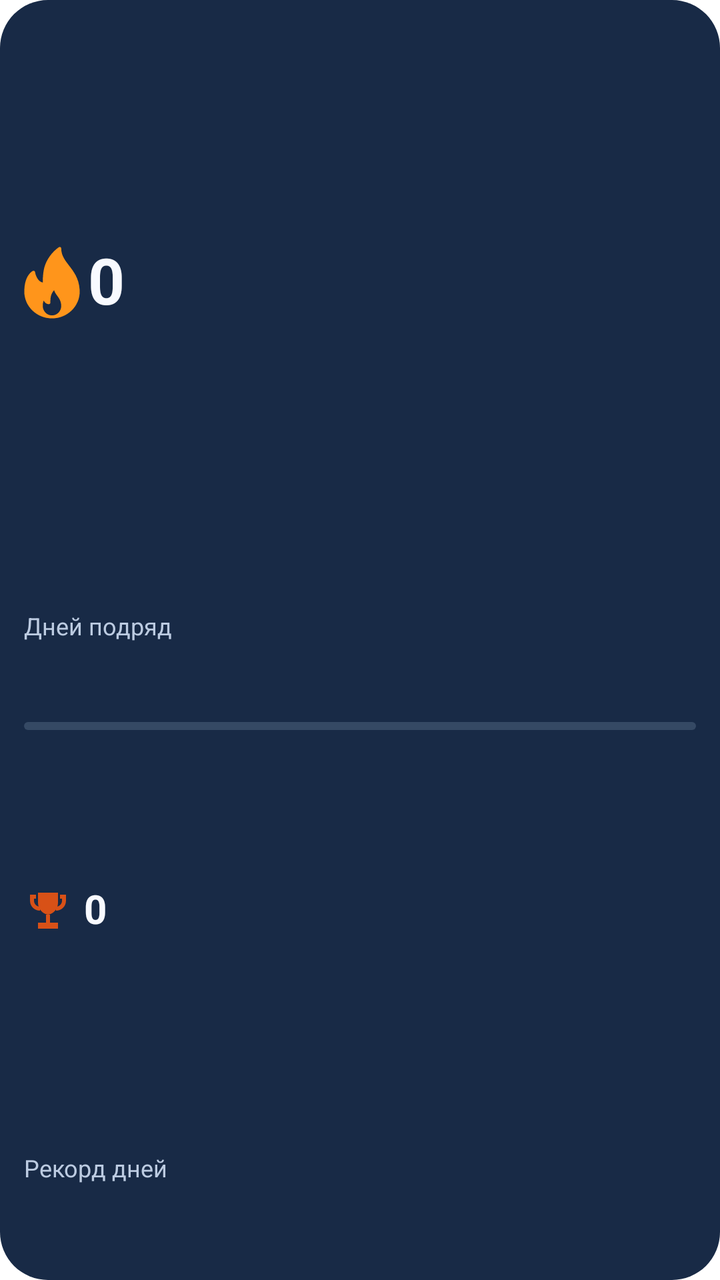
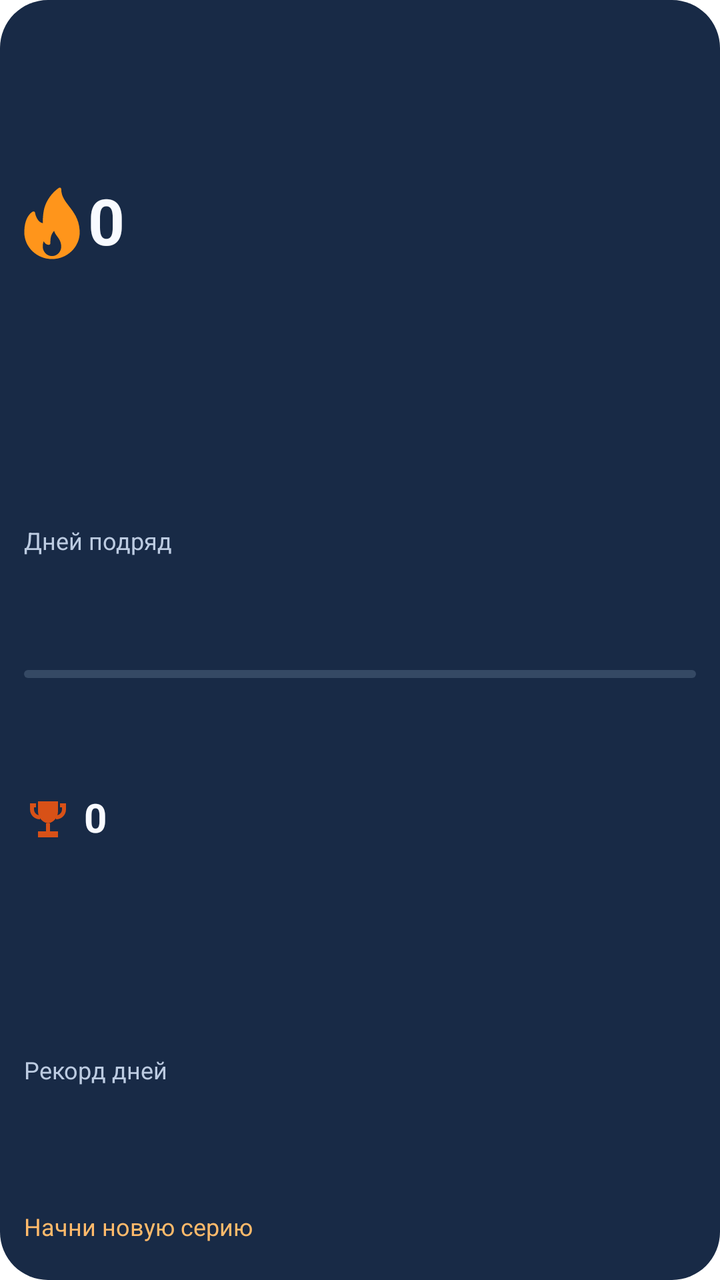

An Android layout rendered at two revisions. The XML below is the earlier revision; the diff shows what the commit changed to produce the second picture.
<!-- AndroidManifest.xml: fallback theme Theme.MaterialComponents.DayNight.NoActionBar -->
<!-- res/layout/streak_widget_record.xml -->
<?xml version="1.0" encoding="utf-8"?>
<LinearLayout
    xmlns:android="http://schemas.android.com/apk/res/android"
    android:id="@+id/streak_root"
    android:layout_width="match_parent"
    android:layout_height="match_parent"
    android:orientation="vertical"
    android:padding="12dp"
    android:background="@drawable/streak_widget_record_background">
    <LinearLayout
        android:layout_width="match_parent"
        android:layout_height="0dp"
        android:orientation="vertical"
        android:layout_weight="1">
        <LinearLayout
            android:layout_width="match_parent"
            android:layout_height="0dp"
            android:layout_weight="3"
            android:orientation="horizontal"
            android:gravity="center_vertical">
            <ImageView
                android:id="@+id/streak_flame"
                android:layout_width="28dp"
                android:layout_height="match_parent"
                android:src="@drawable/streak_widget_flame"
                android:scaleType="fitCenter"
                android:importantForAccessibility="no" />
            <TextView
                android:id="@+id/streak_current"
                android:layout_width="0dp"
                android:layout_height="match_parent"
                android:text="0"
                android:textSize="32sp"
                android:textColor="@color/streak_record_text"
                android:maxLines="1"
                android:includeFontPadding="false"
                android:gravity="center_vertical"
                android:autoSizeTextType="uniform"
                android:autoSizeMinTextSize="5sp"
                android:autoSizeMaxTextSize="32sp"
                android:autoSizeStepGranularity="1sp"
                android:layout_weight="1"
                android:textStyle="bold"
                android:layout_marginStart="4dp" />
        </LinearLayout>
        <TextView
            android:id="@+id/streak_label"
            android:layout_width="match_parent"
            android:layout_height="0dp"
            android:text="@string/currentLabel"
            android:textSize="12sp"
            android:textColor="@color/streak_record_secondary"
            android:maxLines="1"
            android:includeFontPadding="false"
            android:gravity="center_vertical"
            android:autoSizeTextType="uniform"
            android:autoSizeMinTextSize="5sp"
            android:autoSizeMaxTextSize="12sp"
            android:autoSizeStepGranularity="1sp"
            android:layout_weight="1" />
        <ProgressBar
            style="?android:attr/progressBarStyleHorizontal"
            android:id="@+id/streak_progress"
            android:layout_width="match_parent"
            android:layout_height="4dp"
            android:layout_marginTop="4dp"
            android:layout_marginBottom="4dp"
            android:padding="0dp"
            android:minHeight="0dp"
            android:indeterminate="false"
            android:max="100"
            android:progress="0"
            android:progressDrawable="@drawable/streak_widget_progress" />
        <LinearLayout
            android:layout_width="match_parent"
            android:layout_height="0dp"
            android:layout_weight="2"
            android:orientation="horizontal"
            android:gravity="center_vertical">
            <ImageView
                android:id="@+id/streak_trophy"
                android:layout_width="24dp"
                android:layout_height="match_parent"
                android:src="@drawable/streak_widget_trophy"
                android:scaleType="fitCenter"
                android:importantForAccessibility="no" />
            <TextView
                android:id="@+id/streak_best"
                android:layout_width="0dp"
                android:layout_height="match_parent"
                android:text="0"
                android:textSize="20sp"
                android:textColor="@color/streak_record_text"
                android:maxLines="1"
                android:includeFontPadding="false"
                android:gravity="center_vertical"
                android:autoSizeTextType="uniform"
                android:autoSizeMinTextSize="5sp"
                android:autoSizeMaxTextSize="20sp"
                android:autoSizeStepGranularity="1sp"
                android:textStyle="bold"
                android:layout_marginStart="6dp"
                android:layout_weight="1" />
        </LinearLayout>
        <TextView
            android:id="@+id/streak_best_label"
            android:layout_width="match_parent"
            android:layout_height="0dp"
            android:text="@string/bestLabel"
            android:textSize="12sp"
            android:textColor="@color/streak_record_secondary"
            android:maxLines="1"
            android:includeFontPadding="false"
            android:gravity="center_vertical"
            android:autoSizeTextType="uniform"
            android:autoSizeMinTextSize="5sp"
            android:autoSizeMaxTextSize="12sp"
            android:autoSizeStepGranularity="1sp"
            android:layout_weight="1" />
    </LinearLayout>
    <TextView
        android:id="@+id/streak_status"
        android:layout_width="match_parent"
        android:layout_height="28dp"
        android:text="@string/startLabel"
        android:textSize="12sp"
        android:textColor="@color/streak_record_accent"
        android:maxLines="2"
        android:includeFontPadding="false"
        android:gravity="center_vertical"
        android:autoSizeTextType="uniform"
        android:autoSizeMinTextSize="5sp"
        android:autoSizeMaxTextSize="12sp"
        android:autoSizeStepGranularity="1sp"
        android:layout_marginTop="4dp"
        android:visibility="gone" />
</LinearLayout>
<!-- resources referenced by this layout -->
<resources>
  <color name="streak_record_accent">#FFBA6B</color>
  <color name="streak_record_secondary">#BCCBE1</color>
  <color name="streak_record_text">#F8FAFF</color>
  <!-- drawable streak_widget_flame (drawable) -->
  <vector xmlns:android="http://schemas.android.com/apk/res/android"
      android:width="28dp" android:height="36dp"
      android:viewportWidth="388" android:viewportHeight="516">
      <group android:translateX="-62" android:translateY="2">
          <path android:fillColor="#FF951B"
              android:pathData="M446.906,299.769c-5.865-76.359-41.417-124.21-72.781-166.436C345.083,94.241,320,60.483,320,10.685 c0-4-2.24-7.656-5.792-9.489c-3.563-1.844-7.844-1.542-11.083,0.812c-47.104,33.706-86.406,90.515-100.135,144.719 c-9.531,37.737-10.792,80.161-10.969,108.18c-43.5-9.291-53.354-74.359-53.458-75.068c-0.49-3.375-2.552-6.312-5.552-7.916 c-3.031-1.583-6.594-1.698-9.667-0.177c-2.281,1.104-55.99,28.394-59.115,137.355C64.01,312.726,64,316.362,64,319.997 c0,105.857,86.135,191.987,192,191.987c0.146,0.01,0.302,0.031,0.427,0c0.042,0,0.083,0,0.135,0 C362.167,511.681,448,425.667,448,319.997C448,314.674,446.906,299.769,446.906,299.769z M256,490.652 c-35.292,0-64-30.581-64-68.172c0-1.281-0.01-2.573,0.083-4.156c0.427-15.853,3.438-26.675,6.74-33.873 c6.188,13.291,17.25,25.509,35.219,25.509c5.896,0,10.667-4.771,10.667-10.666c0-15.186,0.313-32.706,4.094-48.518 c3.365-14.02,11.406-28.936,21.594-40.893c4.531,15.52,13.365,28.081,21.99,40.341c12.344,17.54,25.104,35.675,27.344,66.6 c0.135,1.833,0.271,3.677,0.271,5.656C320,460.07,291.292,490.652,256,490.652z" />
      </group>
  </vector>
  <!-- drawable streak_widget_progress (drawable) -->
  <layer-list xmlns:android="http://schemas.android.com/apk/res/android">
      <item android:id="@android:id/background">
          <shape>
              <corners android:radius="3dp" />
              <solid android:color="@color/streak_record_track" />
          </shape>
      </item>
      <item android:id="@android:id/progress">
          <clip>
              <shape>
                  <corners android:radius="3dp" />
                  <solid android:color="@color/streak_record_accent" />
              </shape>
          </clip>
      </item>
  </layer-list>
  <!-- drawable streak_widget_record_background (drawable) -->
  <shape xmlns:android="http://schemas.android.com/apk/res/android" android:shape="rectangle">
      <solid android:color="@color/streak_record_background" />
      <corners android:radius="24dp" />
  </shape>
  <!-- drawable streak_widget_trophy (drawable) -->
  <vector xmlns:android="http://schemas.android.com/apk/res/android"
      android:width="24dp" android:height="24dp"
      android:viewportWidth="24" android:viewportHeight="24">
      <path android:fillColor="@color/streak_widget_accent"
          android:pathData="M7,3H17V8C17,11.1 14.8,13.6 12,14C9.2,13.6 7,11.1 7,8ZM11,14H13V18H17V21H7V18H11ZM3,4H6V6H5V7C5,8.6 6.3,10 8,10V12C5.2,12 3,9.8 3,7ZM18,4H21V7C21,9.8 18.8,12 16,12V10C17.7,10 19,8.6 19,7V6H18Z" />
  </vector>
  <string name="bestLabel">Рекорд дней</string>
  <string name="currentLabel">Дней подряд</string>
  <string name="startLabel">Начни новую серию</string>
  <color name="streak_record_track">#354964</color>
  <color name="streak_record_background">#182A46</color>
  <color name="streak_widget_accent">#D85117</color>
</resources>

<!-- the commit's change to res/layout/streak_widget_record.xml (unified diff, before → after) -->
@@ -57,7 +57,7 @@
             android:autoSizeMinTextSize="5sp"
             android:autoSizeMaxTextSize="12sp"
             android:autoSizeStepGranularity="1sp"
-            android:layout_weight="1" />
+            android:layout_weight="1.8" />
         <ProgressBar
             style="?android:attr/progressBarStyleHorizontal"
             android:id="@+id/streak_progress"
@@ -116,7 +116,7 @@
             android:autoSizeMinTextSize="5sp"
             android:autoSizeMaxTextSize="12sp"
             android:autoSizeStepGranularity="1sp"
-            android:layout_weight="1" />
+            android:layout_weight="1.8" />
     </LinearLayout>
     <TextView
         android:id="@+id/streak_status"
@@ -132,6 +132,5 @@
         android:autoSizeMinTextSize="5sp"
         android:autoSizeMaxTextSize="12sp"
         android:autoSizeStepGranularity="1sp"
-        android:layout_marginTop="4dp"
-        android:visibility="gone" />
+        android:layout_marginTop="4dp" />
 </LinearLayout>
